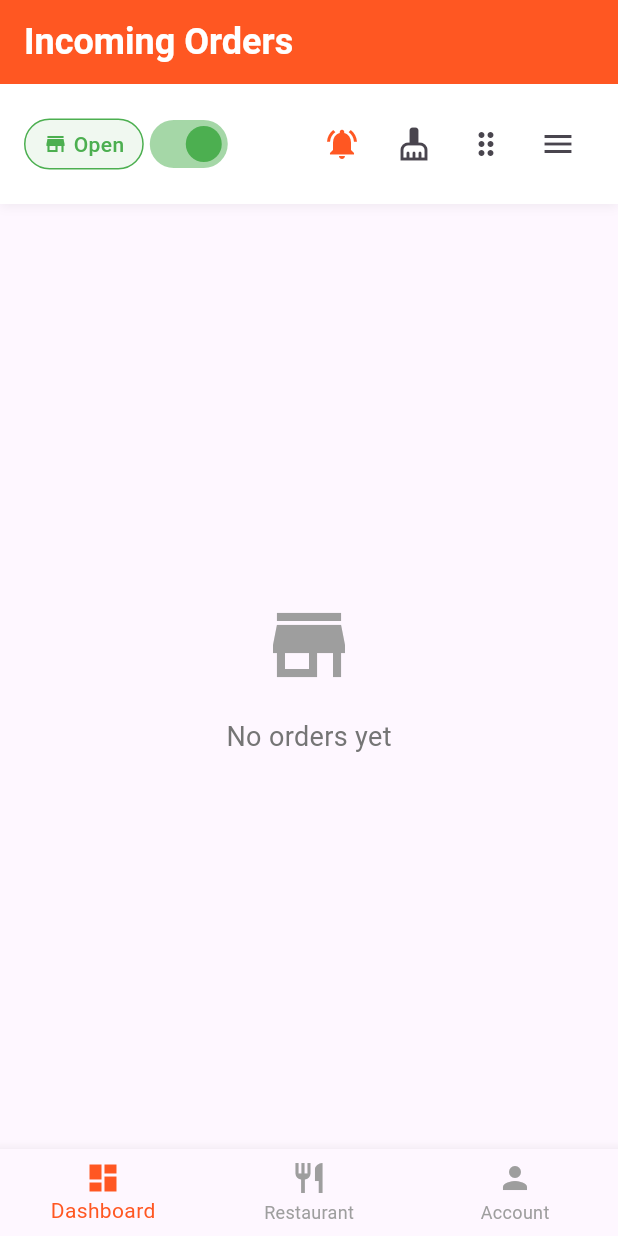
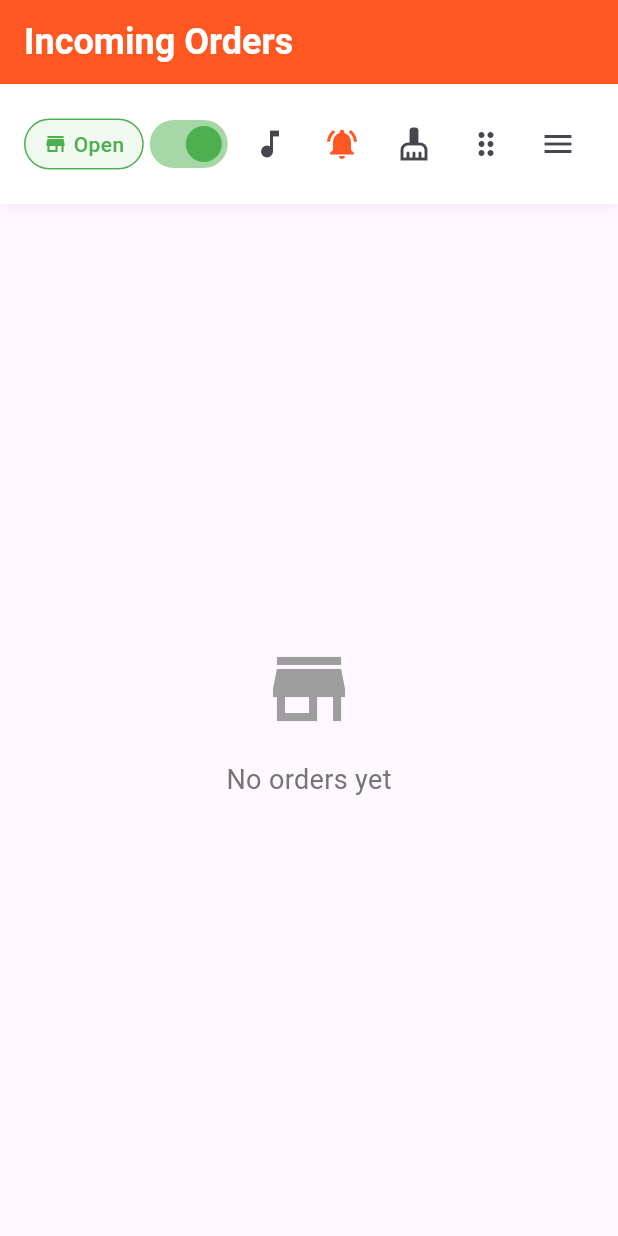
Before and after one commit to KhalilHen/live-orders-app, a Flutter app: the screen it shows after launch, on a phone screen of 412 x 824 dp. Run offline on Flutter 3.47's test engine with Material 3 defaults, Android fonts, the light colour scheme and no system bars; our stand-ins replace firebase_core, introduction_screen, line_icons, supabase_flutter; accounts and stored records are empty; generated files the repository leaves out were written again.

Commit message:
Added the isautomatic order function,  add turn off sound note, add order clear function
The sound is not yet implented

```diff
--- a/lib/pages/homepage.dart
+++ b/lib/pages/homepage.dart
@@ -21,7 +21,9 @@ class _HomePageState extends State<HomePage> {
   bool isDialogShowing = false;
 
   bool isRestaurantOpen = true;
-
+  bool isAutomaticOrders = true;
+  bool newOrderSound = true;
+  bool isDragAndDrop = false;
   @override
   void initState() {
     super.initState();
@@ -79,11 +81,20 @@ class _HomePageState extends State<HomePage> {
 
   void showNewOrderAlert() {
     if (!isRestaurantOpen) return;
-    setState(() {
-      isDialogShowing = true;
-    });
+
     final Order newOrder = generateRandomOrder();
-    showDialog(context: context, builder: (context) => showOrderAlert(newOrder));
+
+    if (isAutomaticOrders) {
+      setState(() {
+        orders.add(newOrder);
+        orderStatuses[newOrder.id] = OrderStatus.Accepted;
+      });
+    } else {
+      setState(() {
+        isDialogShowing = true;
+      });
+      showDialog(context: context, builder: (context) => showOrderAlert(newOrder));
+    }
   }
 
   @override
@@ -156,16 +167,36 @@ class _HomePageState extends State<HomePage> {
                     Row(
                       children: [
                         IconButton(
-                          onPressed: () {},
+                          onPressed: () {
+                            setState(() {
+                              newOrderSound = !newOrderSound;
+                            });
+                          },
                           icon: Icon(
-                            Icons.notifications_active,
-                            color: Colors.deepOrange,
+                            newOrderSound ? Icons.music_note : Icons.music_off,
+                          ),
+                          tooltip: newOrderSound ? "Turn off new order sound" : "Turn on new order sound",
+                        ),
+                        IconButton(
+                          onPressed: () {
+                            setState(() {
+                              isAutomaticOrders = !isAutomaticOrders;
+                            });
+                          },
+                          icon: Icon(
+                            isAutomaticOrders ? Icons.notifications_active : Icons.notifications_off,
+                            color: isAutomaticOrders ? Colors.deepOrange : Colors.grey,
                           ),
                           tooltip: 'Toggle Automatic Orders',
                         ),
-
+                        //* I am not sure whether this will be used in a real life scenario */
                         IconButton(
-                          onPressed: () {},
+                          onPressed: () {
+                            setState(() {
+                              orders.clear();
+                              orderStatuses.clear();
+                            });
+                          },
                           icon: Icon(
                             Icons.cleaning_services,
                           ),
@@ -174,7 +205,11 @@ class _HomePageState extends State<HomePage> {
                         // IconButton(onPressed: () {}, icon: Icon(Icons.reorder)),
                         // IconButton(onPressed: () {}, icon: Icon(Icons.open_with)),
                         IconButton(
-                          onPressed: () {},
+                          onPressed: () {
+                            setState(() {
+                              isDragAndDrop = !isDragAndDrop;
+                            });
+                          },
                           icon: Icon(Icons.drag_indicator),
                           tooltip: "Switch to drag and drop mode",
                         ),
@@ -422,32 +457,6 @@ class _HomePageState extends State<HomePage> {
                     },
                   ),
           )
-        ],
-      ),
-      bottomNavigationBar: BottomNavigationBar(
-        selectedItemColor: Colors.deepOrange,
-        unselectedItemColor: Colors.grey,
-        type: BottomNavigationBarType.fixed,
-        currentIndex: 0,
-        onTap: (index) {
-          switch (index) {
-            case 0:
-              Navigator.pushNamed(context, '/homepage');
-              break;
-
-            case 1:
-              Navigator.pushNamed(context, 'restaurant');
-              break;
-            case 2:
-              Navigator.pushNamed(context, '/account');
-              break;
-          }
-        },
-        items: const [
-          BottomNavigationBarItem(icon: Icon(Icons.dashboard), label: "Dashboard"), //* Dashboard/homepage
-
-          BottomNavigationBarItem(icon: Icon(Icons.restaurant), label: "Restaurant"),
-          BottomNavigationBarItem(icon: Icon(Icons.person), label: "Account"),
         ],
       ),
     );
```
